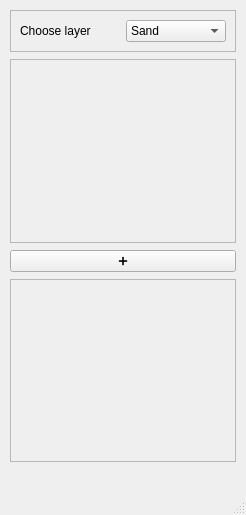
First picture: the form in ui/owc_edit_window.ui, repository CheckListHW/OilCase.Terra, before the edit.
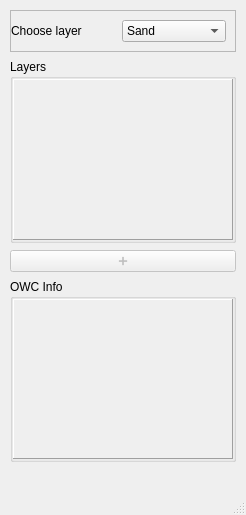
Second picture: the form after the edit.

Diff of the .ui file:
```diff
--- a/ui/owc_edit_window.ui
+++ b/ui/owc_edit_window.ui
@@ -39,6 +39,9 @@
        <enum>QFrame::Raised</enum>
       </property>
       <layout class="QHBoxLayout" name="horizontalLayout">
+       <property name="leftMargin">
+        <number>0</number>
+       </property>
        <item>
         <widget class="QLabel" name="label">
          <property name="text">
@@ -69,6 +72,24 @@
      </widget>
     </item>
     <item>
+     <widget class="QGroupBox" name="groupBox">
+      <property name="title">
+       <string>Layers</string>
+      </property>
+      <layout class="QVBoxLayout" name="verticalLayout_4">
+       <property name="leftMargin">
+        <number>0</number>
+       </property>
+       <property name="topMargin">
+        <number>0</number>
+       </property>
+       <property name="rightMargin">
+        <number>0</number>
+       </property>
+       <property name="bottomMargin">
+        <number>0</number>
+       </property>
+       <item>
      <widget class="QScrollArea" name="owcInputScrollArea">
       <property name="maximumSize">
        <size>
@@ -76,6 +97,12 @@
         <height>300</height>
        </size>
       </property>
+         <property name="frameShape">
+          <enum>QFrame::Panel</enum>
+         </property>
+         <property name="frameShadow">
+          <enum>QFrame::Raised</enum>
+         </property>
       <property name="widgetResizable">
        <bool>true</bool>
       </property>
@@ -84,8 +111,8 @@
         <rect>
          <x>0</x>
          <y>0</y>
-         <width>224</width>
-         <height>173</height>
+            <width>222</width>
+            <height>158</height>
         </rect>
        </property>
        <layout class="QVBoxLayout" name="verticalLayout_2">
@@ -109,8 +136,14 @@
       </widget>
      </widget>
     </item>
+      </layout>
+     </widget>
+    </item>
     <item>
      <widget class="QPushButton" name="addOwcButton">
+      <property name="enabled">
+       <bool>false</bool>
+      </property>
       <property name="maximumSize">
        <size>
         <width>16777215</width>
@@ -123,7 +156,31 @@
      </widget>
     </item>
     <item>
-     <widget class="QScrollArea" name="scrollArea_2">
+     <widget class="QGroupBox" name="groupBox_2">
+      <property name="title">
+       <string>OWC Info</string>
+      </property>
+      <layout class="QVBoxLayout" name="verticalLayout_5">
+       <property name="leftMargin">
+        <number>0</number>
+       </property>
+       <property name="topMargin">
+        <number>0</number>
+       </property>
+       <property name="rightMargin">
+        <number>0</number>
+       </property>
+       <property name="bottomMargin">
+        <number>0</number>
+       </property>
+       <item>
+        <widget class="QScrollArea" name="scrollArea">
+         <property name="frameShape">
+          <enum>QFrame::Panel</enum>
+         </property>
+         <property name="frameShadow">
+          <enum>QFrame::Raised</enum>
+         </property>
       <property name="widgetResizable">
        <bool>true</bool>
       </property>
@@ -132,8 +189,8 @@
         <rect>
          <x>0</x>
          <y>0</y>
-         <width>224</width>
-         <height>173</height>
+            <width>222</width>
+            <height>158</height>
         </rect>
        </property>
        <layout class="QVBoxLayout" name="verticalLayout_3">
@@ -155,6 +212,9 @@
         </item>
        </layout>
       </widget>
+        </widget>
+       </item>
+      </layout>
      </widget>
     </item>
     <item>
```
Left out of the diff: 2 changed lines with no effect on the pictures. Lines whose indentation alone changed are shown as unchanged.
